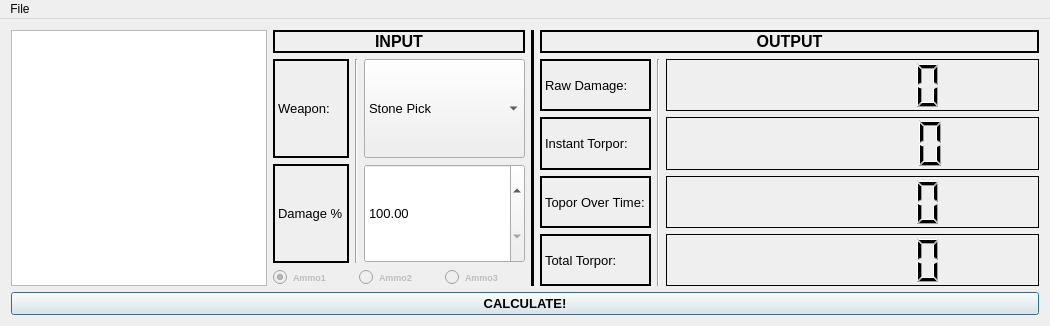
This is mainwindow.ui in mattearly/ARK-Survial-Evolved-damage-calculator as Qt 5 draws it before an edit. The edited form follows.
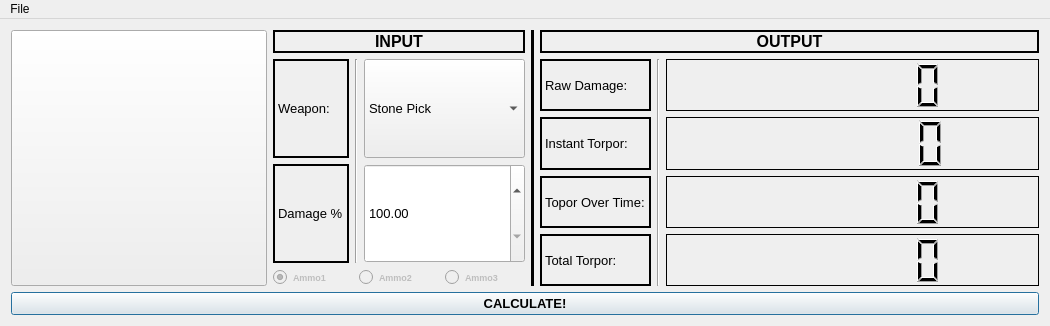
This is the edited form. Icons and pictures are not drawn.

Diff of the .ui file:
```diff
--- a/mainwindow.ui
+++ b/mainwindow.ui
@@ -32,7 +32,7 @@
       <item>
        <layout class="QHBoxLayout" name="horizontalLayout_3">
         <item>
-         <widget class="QGraphicsView" name="graphicsView_WeaponIcon">
+         <widget class="QPushButton" name="pushButton_webLink">
           <property name="sizePolicy">
            <sizepolicy hsizetype="Fixed" vsizetype="Fixed">
             <horstretch>0</horstretch>
@@ -45,20 +45,8 @@
             <height>256</height>
            </size>
           </property>
-          <property name="maximumSize">
-           <size>
-            <width>256</width>
-            <height>256</height>
-           </size>
-          </property>
-          <property name="toolTip">
-           <string>&lt;html&gt;&lt;head/&gt;&lt;body&gt;&lt;p&gt;&lt;img src=&quot;:/weapons-icons/Assault_Rifle.png&quot;/&gt;&lt;/p&gt;&lt;/body&gt;&lt;/html&gt;</string>
-          </property>
-          <property name="verticalScrollBarPolicy">
-           <enum>Qt::ScrollBarAlwaysOff</enum>
-          </property>
-          <property name="horizontalScrollBarPolicy">
-           <enum>Qt::ScrollBarAlwaysOff</enum>
+          <property name="text">
+           <string/>
           </property>
          </widget>
         </item>
```
Left out of the diff: 22 changed lines with no effect on the pictures.
